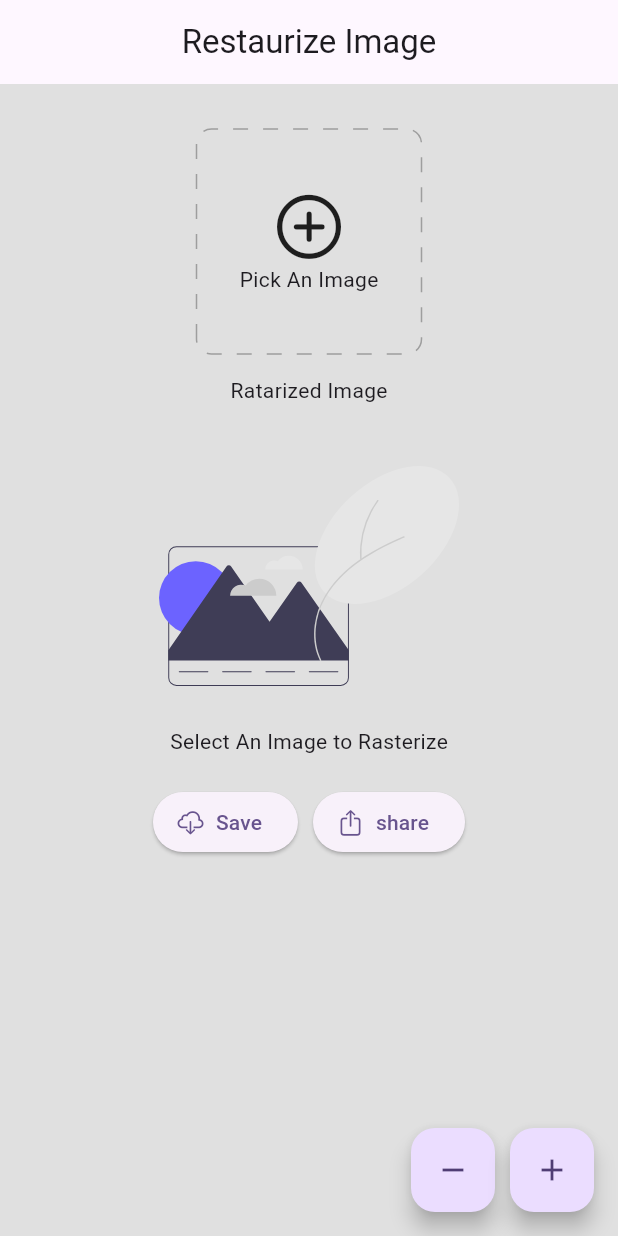
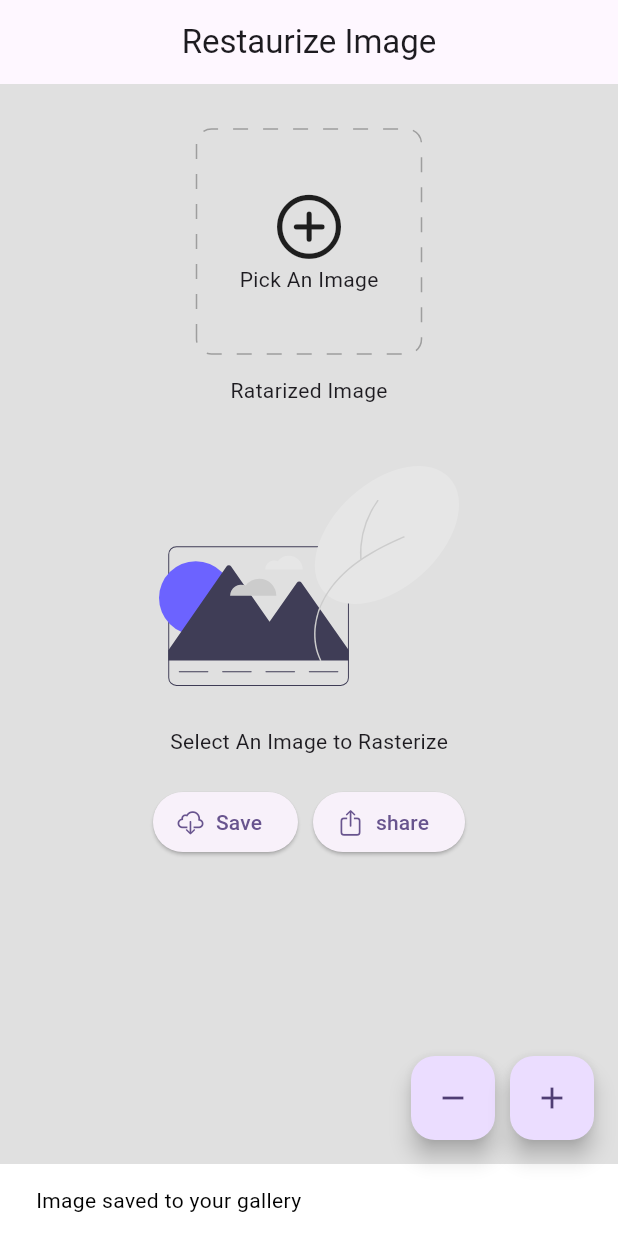
Before and after one commit to Richmond-Nunoo/RASTERIZE_IMAGE_FLUTTER, a Flutter app: the screen it shows after launch, after a tap on "Save", on a phone screen of 412 x 824 dp. Run offline on Flutter 3.47's test engine with Material 2 defaults, Android fonts, the phone set to English and light mode, and no system bars; our stand-ins replace dotted_decoration, flutter_svg, image_gallery_saver, image_picker, permission_handler, screenshot and 1 more.

```diff
--- a/lib/views/home_page.dart
+++ b/lib/views/home_page.dart
@@ -39,8 +39,6 @@ class _HomePageState extends State<HomePage> {
   }
 
   final Color bgColor = Colors.grey.shade300;
-
-  double tileSize = 0;
   double rasterizeValue = 1;
 
   ScreenshotController screenshotController = ScreenshotController();
@@ -131,6 +129,7 @@ class _HomePageState extends State<HomePage> {
             final image = await screenshotController
                 .captureFromWidget(rasterizedImageMethod());
             await saveImage(image);
+            UtilsSnack().showSnackBar("Image saved to your gallery ");
           },
           icon: const Icon(
             CupertinoIcons.cloud_download,
```
Also changed, not shown: lib/widgets/bottom_snackbar.dart (+0 -17 lines).
